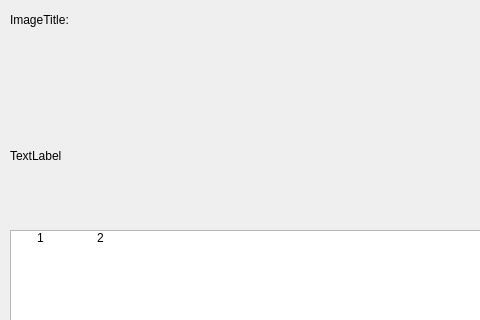
Above: QtGuiApplicationTest/QtGuiApplicationTest/MainTabPageFirst.ui from xautshuanglong/QtLearningRepository before the change; both pictures show x 0 to 480 and y 0 to 320 of the 800 by 544 pixel window. Below: the same form after it.
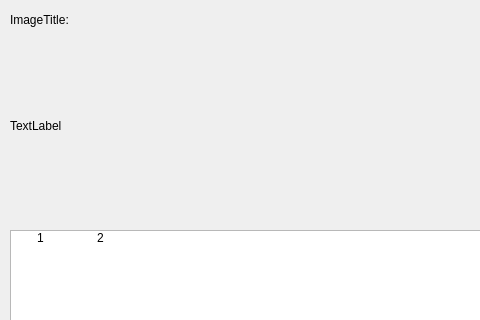
That is the form after the change. Icons and pictures are not drawn.

```diff
--- a/QtGuiApplicationTest/QtGuiApplicationTest/MainTabPageFirst.ui
+++ b/QtGuiApplicationTest/QtGuiApplicationTest/MainTabPageFirst.ui
@@ -54,7 +54,7 @@
      <x>10</x>
      <y>40</y>
      <width>551</width>
-     <height>231</height>
+     <height>171</height>
     </rect>
    </property>
    <property name="text">
```
Left out of the diff: 3 changed lines with no effect on the pictures.
